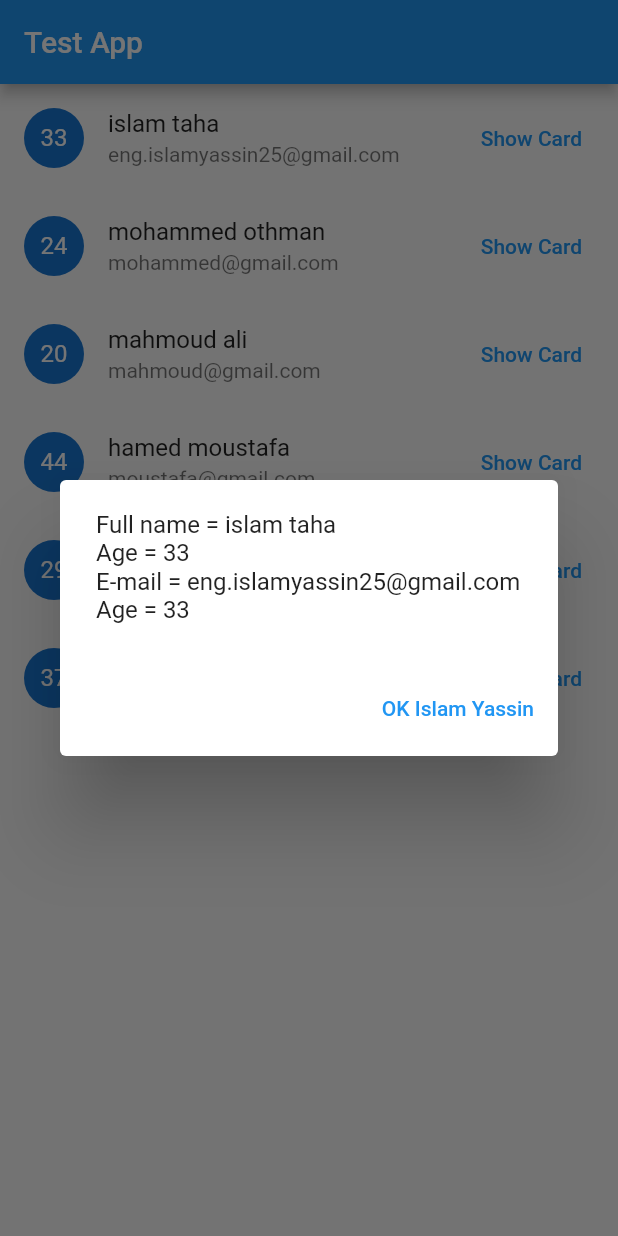
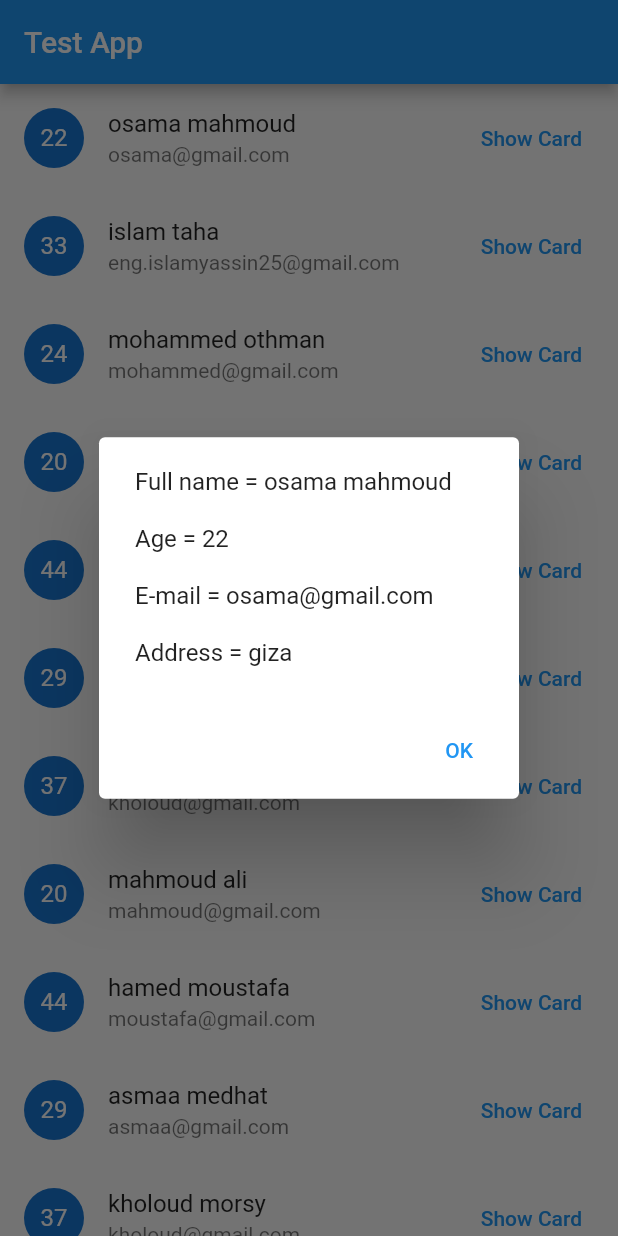
Before and after one commit to islamyassinDev/test2, a Flutter app: the screen it shows after launch, after a tap on "Show Card", on a phone screen of 412 x 824 dp. Run offline on Flutter 3.47's test engine with Material 2 defaults, Android fonts, the phone set to English and light mode, and no system bars.

```diff
--- a/lib/home_screen.dart
+++ b/lib/home_screen.dart
@@ -15,30 +15,25 @@ class _HomeScreenState extends State<HomeScreen> {
       appBar: AppBar(title: Text('Test App')),
       body: ListView.builder(
           itemBuilder: (ctx, index) => ListTile(
-                leading: CircleAvatar(
-                  child: Text(data[index].age.toString()),
-                ),
+                leading: CircleAvatar(child: Text(data[index].age.toString())),
                 title: Text(data[index].firstName + ' ' + data[index].lastName),
                 subtitle: Text(data[index].email),
                 trailing: TextButton(
                   child: Text('Show Card'),
                   onPressed: () => showDialog(
                     context: ctx,
-                    builder: (contx) => Container(
-                      height: 100,
-                      child: AlertDialog(
-                        content: Text('Full name = ${data[index].firstName} '
-                            '${data[index].lastName} \n'
-                            'Age = ${data[index].age.toString()} \n'
-                            'E-mail = ${data[index].email} \n'
-                            'Age = ${data[index].age.toString()} '),
-                        actions: [
-                          TextButton(
-                            onPressed: () => Navigator.of(ctx).pop(),
-                            child: Text('OK Islam Yassin'),
-                          )
-                        ],
-                      ),
+                    builder: (contx) => AlertDialog(
+                      content: Text('Full name = ${data[index].firstName} '
+                          '${data[index].lastName} \n\n'
+                          'Age = ${data[index].age.toString()} \n\n'
+                          'E-mail = ${data[index].email} \n\n'
+                          'Address = ${data[index].address}'),
+                      actions: [
+                        TextButton(
+                          onPressed: () => Navigator.of(ctx).pop(),
+                          child: Text('OK'),
+                        ),
+                      ],
                     ),
                   ),
                 ),
--- a/lib/model.dart
+++ b/lib/model.dart
@@ -1,52 +1,111 @@
+import 'package:flutter/material.dart';
+
 class Model {
   final String firstName;
   final String lastName;
   final int age;
   final String email;
+  final String address;
 
   Model({
     this.firstName,
     this.lastName,
     this.age,
     this.email,
+    @required this.address,
   });
 }
 
 List<Model> data = [
   Model(
-    firstName: 'islam',
+      firstName: 'osama',
+      lastName: 'mahmoud',
+      age: 22,
+      email: 'osama@gmail.com',
+      address: 'giza'),
+  Model(
     lastName: 'taha',
     age: 33,
+    firstName: 'islam',
     email: 'eng.islamyassin25@gmail.com',
+    address: 'no data',
   ),
   Model(
       firstName: 'mohammed',
       lastName: 'othman',
       age: 24,
       email: 'mohammed@gmail.com',
-  ),
+      address: ''),
   Model(
       firstName: 'mahmoud',
       lastName: 'ali',
       age: 20,
       email: 'mahmoud@gmail.com',
-  ),
+      address: ''),
   Model(
       firstName: 'hamed',
       lastName: 'moustafa',
       age: 44,
       email: 'moustafa@gmail.com',
-  ),
+      address: ''),
   Model(
       firstName: 'asmaa',
       lastName: 'medhat',
       age: 29,
       email: 'asmaa@gmail.com',
-  ),
+      address: ''),
   Model(
       firstName: 'kholoud',
       lastName: 'morsy',
       age: 37,
       email: 'kholoud@gmail.com',
-  ),
+      address: ''),
+  Model(
+      firstName: 'mahmoud',
+      lastName: 'ali',
+      age: 20,
+      email: 'mahmoud@gmail.com',
+      address: ''),
+  Model(
+      firstName: 'hamed',
+      lastName: 'moustafa',
+      age: 44,
+      email: 'moustafa@gmail.com',
+      address: ''),
+  Model(
+      firstName: 'asmaa',
+      lastName: 'medhat',
+      age: 29,
+      email: 'asmaa@gmail.com',
+      address: ''),
+  Model(
+      firstName: 'kholoud',
+      lastName: 'morsy',
+      age: 37,
+      email: 'kholoud@gmail.com',
+      address: ''),
+  Model(
+      firstName: 'mahmoud',
+      lastName: 'ali',
+      age: 20,
+      email: 'mahmoud@gmail.com',
+      address: ''),
+  Model(
+      firstName: 'hamed',
+      lastName: 'moustafa',
+      age: 44,
+      email: 'moustafa@gmail.com',
+      address: ''),
+  Model(
+      firstName: 'asmaa',
+      lastName: 'medhat',
+      age: 29,
+      email: 'asmaa@gmail.com',
+      address: ''),
+  Model(
+      firstName: 'kholoud',
+      lastName: 'morsy',
+      age: 37,
+      email: 'kholoud@gmail.com',
+      address: ''),
 ];
```
Also changed, not shown: lib/login_screen.dart (added, +224 -0 lines). Lines whose indentation alone changed are shown as unchanged.
